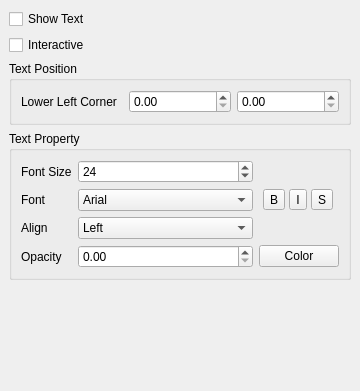
Before: the Qt Designer form Qt/Components/Resources/UI/pqTextDisplayPropertiesWidget.ui in wildmichael/ParaView3-enhancements-old, drawn with Qt 5.
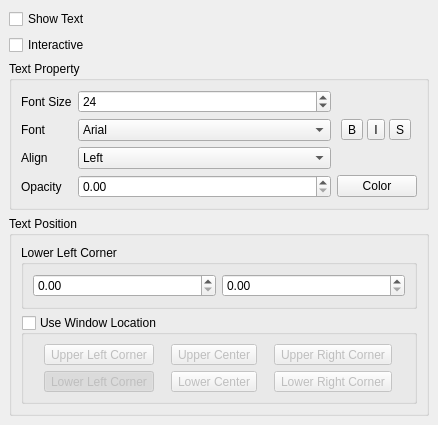
After: the same form once the commit is applied. Custom widgets are drawn as their Qt base class.

Commit message: ENH: Added window location for text widget

```diff
--- a/Qt/Components/Resources/UI/pqTextDisplayPropertiesWidget.ui
+++ b/Qt/Components/Resources/UI/pqTextDisplayPropertiesWidget.ui
@@ -5,8 +5,8 @@
    <rect>
     <x>0</x>
     <y>0</y>
-    <width>360</width>
-    <height>391</height>
+    <width>438</width>
+    <height>425</height>
    </rect>
   </property>
   <property name="windowTitle" >
@@ -37,56 +37,9 @@
      <property name="text" >
       <string>Interactive</string>
      </property>
-    </widget>
-   </item>
-   <item>
-    <widget class="QGroupBox" name="TextPositionFrame" >
-     <property name="sizePolicy" >
-      <sizepolicy>
-       <hsizetype>5</hsizetype>
-       <vsizetype>5</vsizetype>
-       <horstretch>0</horstretch>
-       <verstretch>0</verstretch>
-      </sizepolicy>
+     <property name="checkable" >
+      <bool>true</bool>
      </property>
-     <property name="title" >
-      <string>Text Position</string>
-     </property>
-     <layout class="QHBoxLayout" >
-      <property name="margin" >
-       <number>9</number>
-      </property>
-      <property name="spacing" >
-       <number>6</number>
-      </property>
-      <item>
-       <widget class="QLabel" name="label" >
-        <property name="text" >
-         <string>Lower Left Corner</string>
-        </property>
-       </widget>
-      </item>
-      <item>
-       <widget class="QDoubleSpinBox" name="Position1X" >
-        <property name="maximum" >
-         <double>1.000000000000000</double>
-        </property>
-        <property name="singleStep" >
-         <double>0.050000000000000</double>
-        </property>
-       </widget>
-      </item>
-      <item>
-       <widget class="QDoubleSpinBox" name="Position1Y" >
-        <property name="maximum" >
-         <double>1.000000000000000</double>
-        </property>
-        <property name="singleStep" >
-         <double>0.050000000000000</double>
-        </property>
-       </widget>
-      </item>
-     </layout>
     </widget>
    </item>
    <item>
@@ -109,6 +62,71 @@
       <property name="spacing" >
        <number>6</number>
       </property>
+      <item row="3" column="1" >
+       <widget class="QDoubleSpinBox" name="spinBoxOpacity" >
+        <property name="whatsThis" >
+         <string>Used to set the label opacity.</string>
+        </property>
+        <property name="maximum" >
+         <double>1.000000000000000</double>
+        </property>
+        <property name="singleStep" >
+         <double>0.100000000000000</double>
+        </property>
+       </widget>
+      </item>
+      <item row="2" column="1" >
+       <widget class="QComboBox" name="comboTextAlign" >
+        <property name="sizePolicy" >
+         <sizepolicy>
+          <hsizetype>3</hsizetype>
+          <vsizetype>0</vsizetype>
+          <horstretch>0</horstretch>
+          <verstretch>0</verstretch>
+         </sizepolicy>
+        </property>
+        <property name="whatsThis" >
+         <string>Used to set the label font.</string>
+        </property>
+        <item>
+         <property name="text" >
+          <string>Left</string>
+         </property>
+        </item>
+        <item>
+         <property name="text" >
+          <string>Center</string>
+         </property>
+        </item>
+        <item>
+         <property name="text" >
+          <string>Right</string>
+         </property>
+        </item>
+       </widget>
+      </item>
+      <item row="2" column="0" >
+       <widget class="QLabel" name="label_10" >
+        <property name="sizePolicy" >
+         <sizepolicy>
+          <hsizetype>1</hsizetype>
+          <vsizetype>5</vsizetype>
+          <horstretch>0</horstretch>
+          <verstretch>0</verstretch>
+         </sizepolicy>
+        </property>
+        <property name="text" >
+         <string>Align</string>
+        </property>
+       </widget>
+      </item>
+      <item row="0" column="0" >
+       <widget class="QLabel" name="label_size" >
+        <property name="text" >
+         <string>Font Size</string>
+        </property>
+       </widget>
+      </item>
       <item row="1" column="2" >
        <layout class="QHBoxLayout" >
         <property name="margin" >
@@ -167,6 +185,21 @@
         </item>
        </layout>
       </item>
+      <item row="1" column="0" >
+       <widget class="QLabel" name="label_8" >
+        <property name="sizePolicy" >
+         <sizepolicy>
+          <hsizetype>1</hsizetype>
+          <vsizetype>5</vsizetype>
+          <horstretch>0</horstretch>
+          <verstretch>0</verstretch>
+         </sizepolicy>
+        </property>
+        <property name="text" >
+         <string>Font</string>
+        </property>
+       </widget>
+      </item>
       <item row="1" column="1" >
        <widget class="QComboBox" name="comboFontFamily" >
         <property name="sizePolicy" >
@@ -197,36 +230,6 @@
         </item>
        </widget>
       </item>
-      <item row="2" column="1" >
-       <widget class="QComboBox" name="comboTextAlign" >
-        <property name="sizePolicy" >
-         <sizepolicy>
-          <hsizetype>3</hsizetype>
-          <vsizetype>0</vsizetype>
-          <horstretch>0</horstretch>
-          <verstretch>0</verstretch>
-         </sizepolicy>
-        </property>
-        <property name="whatsThis" >
-         <string>Used to set the label font.</string>
-        </property>
-        <item>
-         <property name="text" >
-          <string>Left</string>
-         </property>
-        </item>
-        <item>
-         <property name="text" >
-          <string>Center</string>
-         </property>
-        </item>
-        <item>
-         <property name="text" >
-          <string>Right</string>
-         </property>
-        </item>
-       </widget>
-      </item>
       <item row="3" column="0" >
        <widget class="QLabel" name="label_9" >
         <property name="sizePolicy" >
@@ -242,56 +245,6 @@
         </property>
        </widget>
       </item>
-      <item row="2" column="0" >
-       <widget class="QLabel" name="label_10" >
-        <property name="sizePolicy" >
-         <sizepolicy>
-          <hsizetype>1</hsizetype>
-          <vsizetype>5</vsizetype>
-          <horstretch>0</horstretch>
-          <verstretch>0</verstretch>
-         </sizepolicy>
-        </property>
-        <property name="text" >
-         <string>Align</string>
-        </property>
-       </widget>
-      </item>
-      <item row="0" column="0" >
-       <widget class="QLabel" name="label_size" >
-        <property name="text" >
-         <string>Font Size</string>
-        </property>
-       </widget>
-      </item>
-      <item row="1" column="0" >
-       <widget class="QLabel" name="label_8" >
-        <property name="sizePolicy" >
-         <sizepolicy>
-          <hsizetype>1</hsizetype>
-          <vsizetype>5</vsizetype>
-          <horstretch>0</horstretch>
-          <verstretch>0</verstretch>
-         </sizepolicy>
-        </property>
-        <property name="text" >
-         <string>Font</string>
-        </property>
-       </widget>
-      </item>
-      <item row="3" column="1" >
-       <widget class="QDoubleSpinBox" name="spinBoxOpacity" >
-        <property name="whatsThis" >
-         <string>Used to set the label opacity.</string>
-        </property>
-        <property name="maximum" >
-         <double>1.000000000000000</double>
-        </property>
-        <property name="singleStep" >
-         <double>0.100000000000000</double>
-        </property>
-       </widget>
-      </item>
       <item row="0" column="1" >
        <widget class="QSpinBox" name="spinBoxSize" >
         <property name="sizePolicy" >
@@ -326,6 +279,178 @@
      </layout>
     </widget>
    </item>
+   <item>
+    <widget class="QGroupBox" name="TextPositionFrame" >
+     <property name="sizePolicy" >
+      <sizepolicy>
+       <hsizetype>5</hsizetype>
+       <vsizetype>5</vsizetype>
+       <horstretch>0</horstretch>
+       <verstretch>0</verstretch>
+      </sizepolicy>
+     </property>
+     <property name="title" >
+      <string>Text Position</string>
+     </property>
+     <layout class="QVBoxLayout" >
+      <property name="margin" >
+       <number>9</number>
+      </property>
+      <property name="spacing" >
+       <number>6</number>
+      </property>
+      <item>
+       <widget class="QGroupBox" name="groupBoxLLC" >
+        <property name="enabled" >
+         <bool>true</bool>
+        </property>
+        <property name="title" >
+         <string>Lower Left Corner</string>
+        </property>
+        <property name="checkable" >
+         <bool>false</bool>
+        </property>
+        <property name="checked" >
+         <bool>false</bool>
+        </property>
+        <layout class="QHBoxLayout" >
+         <property name="margin" >
+          <number>9</number>
+         </property>
+         <property name="spacing" >
+          <number>6</number>
+         </property>
+         <item>
+          <widget class="QDoubleSpinBox" name="Position1X" >
+           <property name="maximum" >
+            <double>1.000000000000000</double>
+           </property>
+           <property name="singleStep" >
+            <double>0.050000000000000</double>
+           </property>
+          </widget>
+         </item>
+         <item>
+          <widget class="QDoubleSpinBox" name="Position1Y" >
+           <property name="maximum" >
+            <double>1.000000000000000</double>
+           </property>
+           <property name="singleStep" >
+            <double>0.050000000000000</double>
+           </property>
+          </widget>
+         </item>
+        </layout>
+       </widget>
+      </item>
+      <item>
+       <widget class="QGroupBox" name="groupBoxLocation" >
+        <property name="title" >
+         <string>Use Window Location</string>
+        </property>
+        <property name="checkable" >
+         <bool>true</bool>
+        </property>
+        <property name="checked" >
+         <bool>false</bool>
+        </property>
+        <layout class="QGridLayout" >
+         <property name="margin" >
+          <number>9</number>
+         </property>
+         <property name="spacing" >
+          <number>6</number>
+         </property>
+         <item row="1" column="2" >
+          <widget class="QToolButton" name="toolButtonLR" >
+           <property name="text" >
+            <string>Lower Right Corner</string>
+           </property>
+           <property name="checkable" >
+            <bool>true</bool>
+           </property>
+           <property name="autoExclusive" >
+            <bool>true</bool>
+           </property>
+          </widget>
+         </item>
+         <item row="1" column="1" >
+          <widget class="QToolButton" name="toolButtonLC" >
+           <property name="text" >
+            <string>Lower Center</string>
+           </property>
+           <property name="checkable" >
+            <bool>true</bool>
+           </property>
+           <property name="checked" >
+            <bool>false</bool>
+           </property>
+           <property name="autoExclusive" >
+            <bool>true</bool>
+           </property>
+          </widget>
+         </item>
+         <item row="1" column="0" >
+          <widget class="QToolButton" name="toolButtonLL" >
+           <property name="text" >
+            <string>Lower Left Corner</string>
+           </property>
+           <property name="checkable" >
+            <bool>true</bool>
+           </property>
+           <property name="checked" >
+            <bool>true</bool>
+           </property>
+           <property name="autoExclusive" >
+            <bool>true</bool>
+           </property>
+          </widget>
+         </item>
+         <item row="0" column="2" >
+          <widget class="QToolButton" name="toolButtonUR" >
+           <property name="text" >
+            <string>Upper Right Corner</string>
+           </property>
+           <property name="checkable" >
+            <bool>true</bool>
+           </property>
+           <property name="autoExclusive" >
+            <bool>true</bool>
+           </property>
+          </widget>
+         </item>
+         <item row="0" column="1" >
+          <widget class="QToolButton" name="toolButtonUC" >
+           <property name="text" >
+            <string>Upper Center</string>
+           </property>
+           <property name="checkable" >
+            <bool>true</bool>
+           </property>
+           <property name="autoExclusive" >
+            <bool>true</bool>
+           </property>
+          </widget>
+         </item>
+         <item row="0" column="0" >
+          <widget class="QToolButton" name="toolButtonUL" >
+           <property name="text" >
+            <string>Upper Left Corner</string>
+           </property>
+           <property name="checkable" >
+            <bool>true</bool>
+           </property>
+           <property name="autoExclusive" >
+            <bool>true</bool>
+           </property>
+          </widget>
+         </item>
+        </layout>
+       </widget>
+      </item>
+     </layout>
+    </widget>
+   </item>
    <item>
     <spacer>
      <property name="orientation" >
@@ -337,7 +462,7 @@
      <property name="sizeHint" >
       <size>
        <width>342</width>
-       <height>91</height>
+       <height>16</height>
       </size>
      </property>
     </spacer>
```
Left out of the diff: 30 changed lines with no effect on the pictures. The commit also changes 3 other files.
